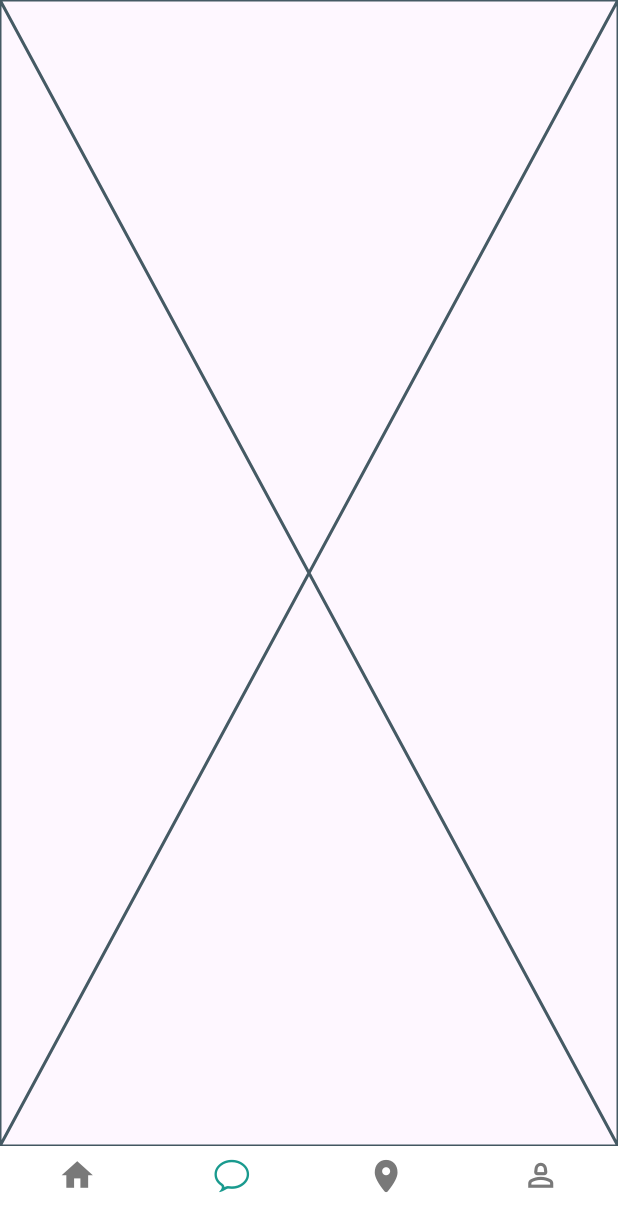
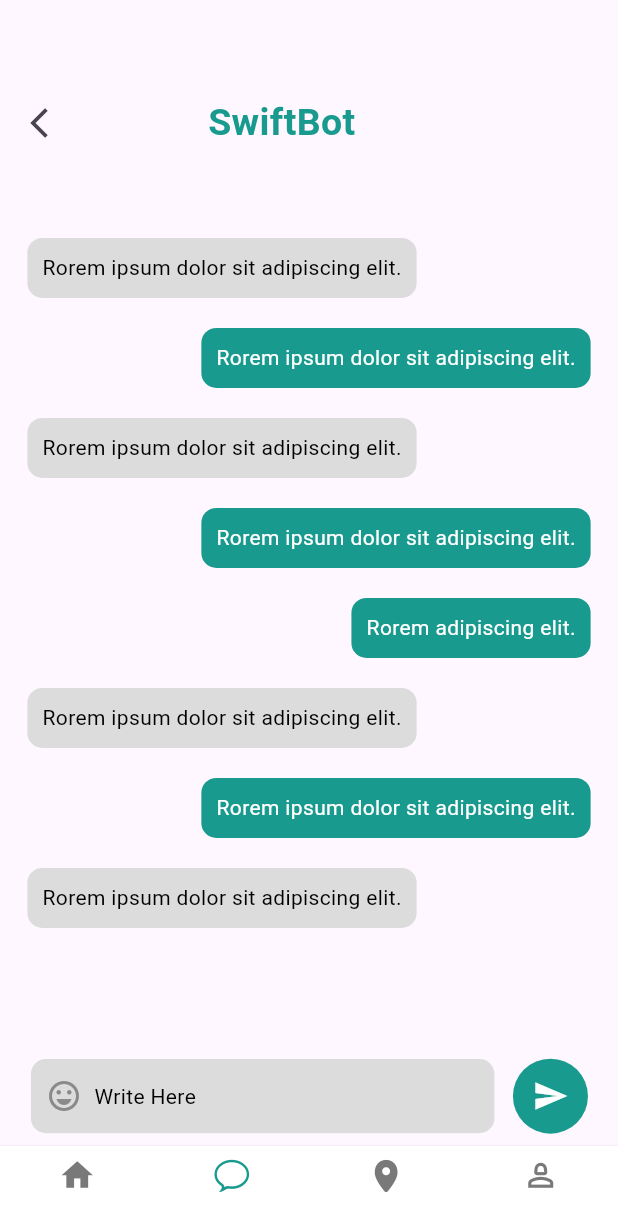
Before and after one commit to huzaifaAhmad9/FYP-SwiftAid, a Flutter app: the MainHome screen opened directly, item 2 of the bottom bar chosen, on a phone screen of 412 x 824 dp. Shown: the top 1232 px of the screen. Run offline on Flutter 3.47's test engine with Material 3 defaults, Android fonts, the phone set to English and light mode, and no system bars; our stand-ins replace firebase_auth, firebase_core, firebase_database, flutter_bloc, geolocator, google_maps_flutter and 2 more; missing offline and left inert: animated_weight_picker, cupertino_height_picker, scroll_wheel_date_picker; accounts and stored records are empty.

Commit message:
messaging screen completed

```diff
--- a/lib/Screens/Main_Screens/message_screen.dart
+++ b/lib/Screens/Main_Screens/message_screen.dart
@@ -1,4 +1,7 @@
 import 'package:flutter/material.dart';
+import 'package:swift_aid/Screens/Main_Screens/main_home.dart';
+import 'package:swift_aid/app_colors/app_colors.dart';
+import 'package:swift_aid/components/responsive_sized_box.dart';
 
 class MessageScreen extends StatefulWidget {
   const MessageScreen({super.key});
@@ -8,8 +11,134 @@ class MessageScreen extends StatefulWidget {
 }
 
 class _MessageScreenState extends State<MessageScreen> {
+  List<Map<String, dynamic>> messages = [
+    {"text": "Rorem ipsum dolor sit adipiscing elit.", "isMe": false},
+    {"text": "Rorem ipsum dolor sit adipiscing elit.", "isMe": true},
+    {"text": "Rorem ipsum dolor sit adipiscing elit.", "isMe": false},
+    {"text": "Rorem ipsum dolor sit adipiscing elit.", "isMe": true},
+    {"text": "Rorem adipiscing elit.", "isMe": true},
+    {"text": "Rorem ipsum dolor sit adipiscing elit.", "isMe": false},
+    {"text": "Rorem ipsum dolor sit adipiscing elit.", "isMe": true},
+    {"text": "Rorem ipsum dolor sit adipiscing elit.", "isMe": false},
+  ];
+
   @override
   Widget build(BuildContext context) {
-    return const Placeholder();
+    return Padding(
+      padding: EdgeInsets.symmetric(
+          horizontal: MediaQuery.of(context).size.width * 0.02),
+      child: Column(
+        children: [
+          7.heightBox,
+          Row(
+            children: [
+              IconButton(
+                icon: const Icon(Icons.arrow_back_ios),
+                onPressed: () {
+                  Navigator.pushAndRemoveUntil(
+                      context,
+                      MaterialPageRoute(builder: (context) => const MainHome()),
+                      (route) => false);
+                },
+              ),
+              20.widthBox,
+              const Text("SwiftBot",
+                  style: TextStyle(
+                    fontSize: 25,
+                    color: AppColors.primaryColor,
+                    fontWeight: FontWeight.bold,
+                  )),
+              const Spacer()
+            ],
+          ),
+          4.heightBox,
+          Expanded(
+              child: ListView.builder(
+            padding: const EdgeInsets.all(10),
+            itemCount: messages.length,
+            itemBuilder: (context, index) {
+              return Chats(
+                message: messages[index]["text"],
+                isMe: messages[index]["isMe"],
+              );
+            },
+          )),
+          Row(
+            children: [
+              3.widthBox,
+              Container(
+                height: MediaQuery.of(context).size.height * 0.06,
+                width: MediaQuery.of(context).size.width * 0.75,
+                padding:
+                    const EdgeInsets.symmetric(horizontal: 10, vertical: 5),
+                decoration: const BoxDecoration(
+                    color: Color.fromARGB(255, 221, 220, 220),
+                    borderRadius: BorderRadius.all(Radius.circular(10))),
+                child: Row(
+                  children: [
+                    const Icon(
+                      Icons.emoji_emotions_outlined,
+                      color: Color.fromARGB(255, 138, 138, 138),
+                    ),
+                    2.widthBox,
+                    const Text("Write Here",
+                        style: TextStyle(
+                          color: Colors.black,
+                        )),
+                  ],
+                ),
+              ),
+              3.widthBox,
+              Container(
+                height: 50,
+                width: 50,
+                decoration: const BoxDecoration(
+                    color: AppColors.primaryColor,
+                    borderRadius: BorderRadius.all(Radius.circular(30))),
+                child: const Icon(
+                  Icons.send,
+                  color: Colors.white,
+                ),
+              )
+            ],
+          ),
+          1.heightBox
+        ],
+      ),
+    );
   }
 }
+
+class Chats extends StatelessWidget {
+  final String message;
+  final bool isMe;
+
+  const Chats({super.key, required this.message, required this.isMe});
+
+  @override
+  Widget build(BuildContext context) {
+    return Align(
+      alignment: isMe ? Alignment.centerRight : Alignment.centerLeft,
+      child: Container(
+        margin: const EdgeInsets.symmetric(vertical: 10, horizontal: 0),
+        padding: const EdgeInsets.all(10),
+        decoration: BoxDecoration(
+          color: isMe
+              ? AppColors.primaryColor
+              : const Color.fromARGB(255, 221, 220, 220),
+          borderRadius: const BorderRadius.only(
+              topLeft: Radius.circular(10),
+              topRight: Radius.circular(10),
+              bottomLeft: Radius.circular(10),
+              bottomRight: Radius.circular(10)),
+        ),
+        child: Text(
+          message,
+          style: TextStyle(
+            color: isMe ? Colors.white : Colors.black,
+          ),
+        ),
+      ),
+    );
+  }
+}
--- a/lib/bloc/auth_bloc/auth_bloc.dart
+++ b/lib/bloc/auth_bloc/auth_bloc.dart
@@ -1,7 +1,7 @@
 import 'package:shared_preferences/shared_preferences.dart';
 import 'package:swift_aid/bloc/auth_bloc/auth_evetns.dart';
+import 'package:firebase_database/firebase_database.dart';
 import 'package:swift_aid/bloc/auth_bloc/auth_state.dart';
-import 'package:firebase_database/firebase_database.dart';
 import 'package:google_sign_in/google_sign_in.dart';
 import 'package:firebase_auth/firebase_auth.dart';
 import 'package:flutter_bloc/flutter_bloc.dart';
@@ -33,16 +33,16 @@ class AuthBloc extends Bloc<AuthEvent, AuthState> {
         }
       } on FirebaseAuthException catch (e) {
         if (e.code == 'email-already-in-use') {
-          throw Exception('The email address is already in use.');
+          emit(AuthErrorState(message: 'The email address is already in use.'));
         } else if (e.code == 'weak-password') {
-          throw Exception('The password is too weak.');
+          emit(AuthErrorState(message: 'The password is too weak.'));
         } else if (e.code == 'invalid-email') {
-          throw Exception('The email address is invalid.');
+          emit(AuthErrorState(message: 'The email address is invalid.'));
         } else {
-          throw Exception('Failed to sign up: ${e.message}');
+          emit(AuthErrorState(message: 'Failed to sign up: ${e.message}'));
         }
       } catch (e) {
-        throw Exception('Unexpected error occurred: $e');
+        emit(AuthErrorState(message: 'Unexpected error occurred: $e'));
       }
     });
 
@@ -196,6 +196,7 @@ class AuthBloc extends Bloc<AuthEvent, AuthState> {
 
         await _auth.signOut();
         emit(AuthSucessState(message: 'Logged out successfully.'));
+        log(prefs.getString('auth_token')!);
       } catch (e) {
         emit(AuthErrorState(message: 'Unexpected error occurred: $e'));
       }
```
